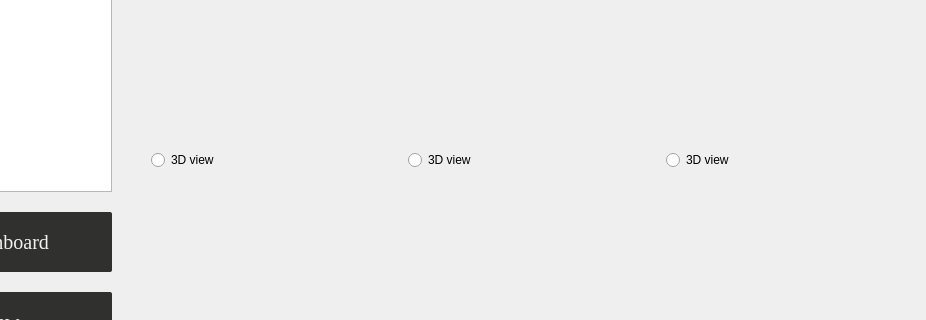
Above: CHCenter/baseform.ui from dongFangTuring/CHCenter before the change; both pictures show x 174 to 1100 and y 231 to 551 of the 1100 by 800 pixel window. Below: the same form after it.
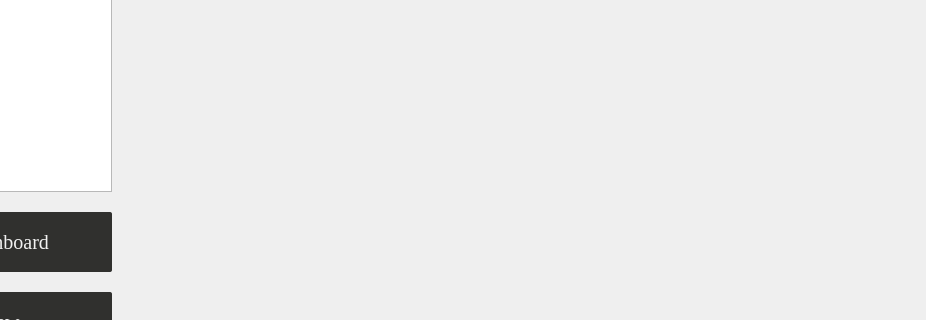
That is the form after the change. The open tabs and pages were chosen to show the change.

The edit to the form file:
```diff
--- a/CHCenter/baseform.ui
+++ b/CHCenter/baseform.ui
@@ -1351,27 +1351,9 @@
          </layout>
         </widget>
         <widget class="QWidget" name="PageThreeDView">
-         <layout class="QHBoxLayout" name="horizontalLayout_3">
+         <layout class="QVBoxLayout" name="verticalLayout_8">
           <item>
-           <widget class="QRadioButton" name="radioButton_2">
-            <property name="text">
-             <string>3D view</string>
-            </property>
-           </widget>
-          </item>
-          <item>
-           <widget class="QRadioButton" name="radioButton_3">
-            <property name="text">
-             <string>3D view</string>
-            </property>
-           </widget>
-          </item>
-          <item>
-           <widget class="QRadioButton" name="radioButton">
-            <property name="text">
-             <string>3D view</string>
-            </property>
-           </widget>
+           <layout class="QVBoxLayout" name="PageThreeDViewLayout"/>
           </item>
          </layout>
         </widget>
```
Left out of the diff: 8 changed lines with no effect on the pictures.
